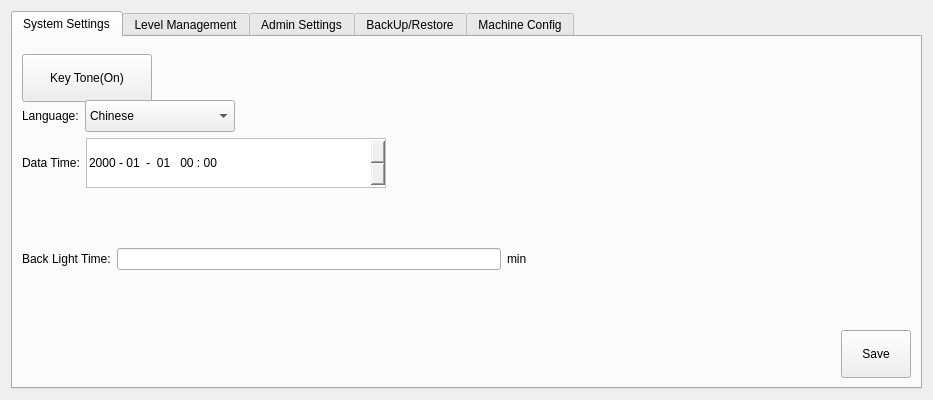
Above: hcsettings/ichcsystemsettingsframe.ui from GaussCheng/2-5AxisPunch before the change. Below: the same form after it.
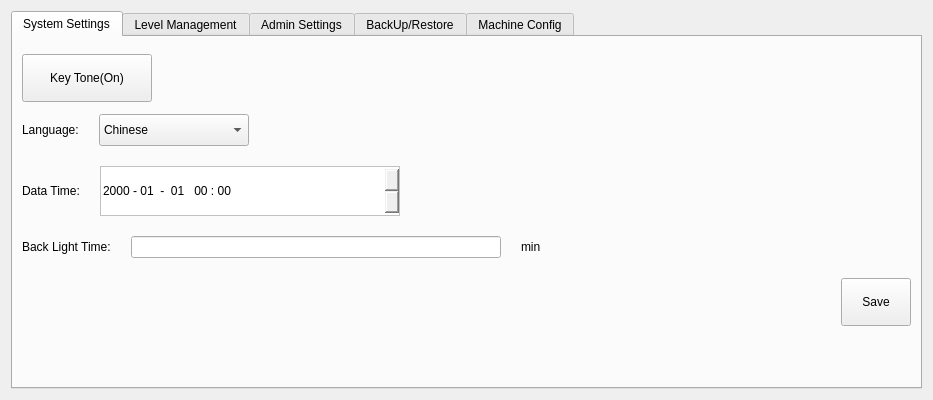
That is the form after the change. Icons and pictures are not drawn. Custom widgets are drawn as their Qt base class.

```diff
--- a/hcsettings/ichcsystemsettingsframe.ui
+++ b/hcsettings/ichcsystemsettingsframe.ui
@@ -39,6 +39,9 @@
        <string>System Settings</string>
       </attribute>
       <layout class="QVBoxLayout" name="verticalLayout_2">
+       <property name="spacing">
+        <number>20</number>
+       </property>
        <item>
         <widget class="QPushButton" name="keyToneButton">
          <property name="sizePolicy">
@@ -267,6 +270,19 @@
          </item>
         </layout>
        </item>
+       <item>
+        <spacer name="verticalSpacer_3">
+         <property name="orientation">
+          <enum>Qt::Vertical</enum>
+         </property>
+         <property name="sizeHint" stdset="0">
+          <size>
+           <width>20</width>
+           <height>40</height>
+          </size>
+         </property>
+        </spacer>
+       </item>
       </layout>
      </widget>
      <widget class="QWidget" name="levelManagementPage">
@@ -1113,11 +1129,6 @@
   </layout>
  </widget>
  <customwidgets>
-  <customwidget>
-   <class>ICLineEditWithVirtualKeyboard</class>
-   <extends>QLineEdit</extends>
-   <header>iclineeditwithvirtualkeyboard.h</header>
-  </customwidget>
   <customwidget>
    <class>ICPageTab</class>
    <extends>QWidget</extends>
@@ -1129,6 +1140,11 @@
    <extends>QLineEdit</extends>
    <header>iclineeditwithvirtualnumerickeypad.h</header>
   </customwidget>
+  <customwidget>
+   <class>ICLineEditWithVirtualKeyboard</class>
+   <extends>QLineEdit</extends>
+   <header>iclineeditwithvirtualkeyboard.h</header>
+  </customwidget>
  </customwidgets>
  <resources/>
  <connections/>
```
Left out of the diff: 6 changed lines with no effect on the pictures.
